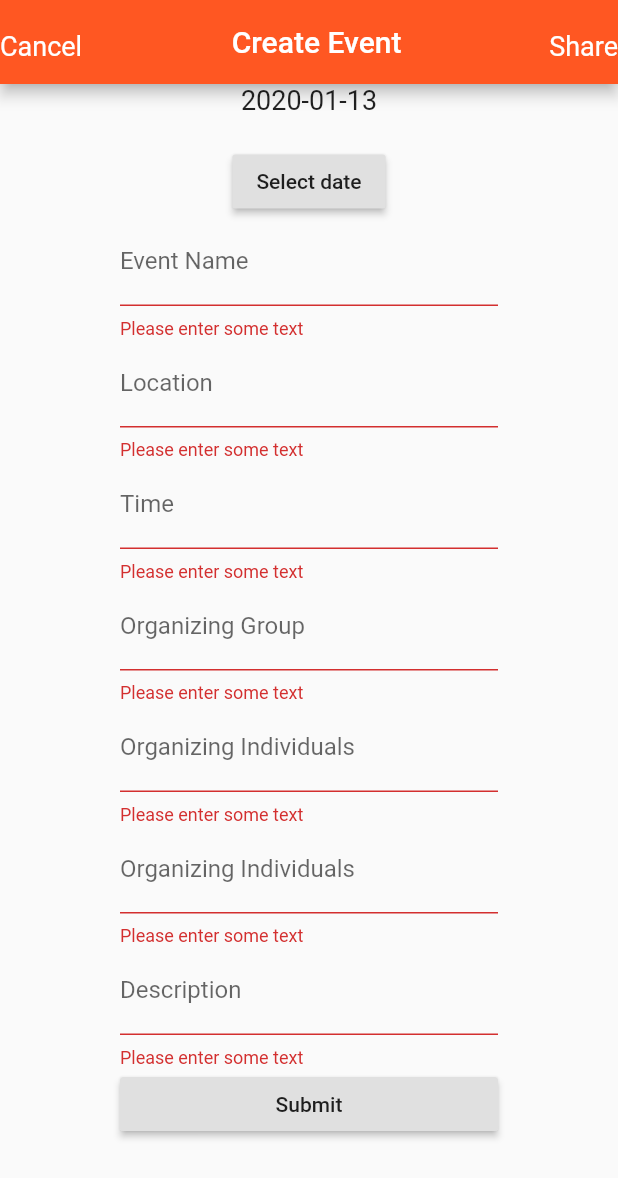
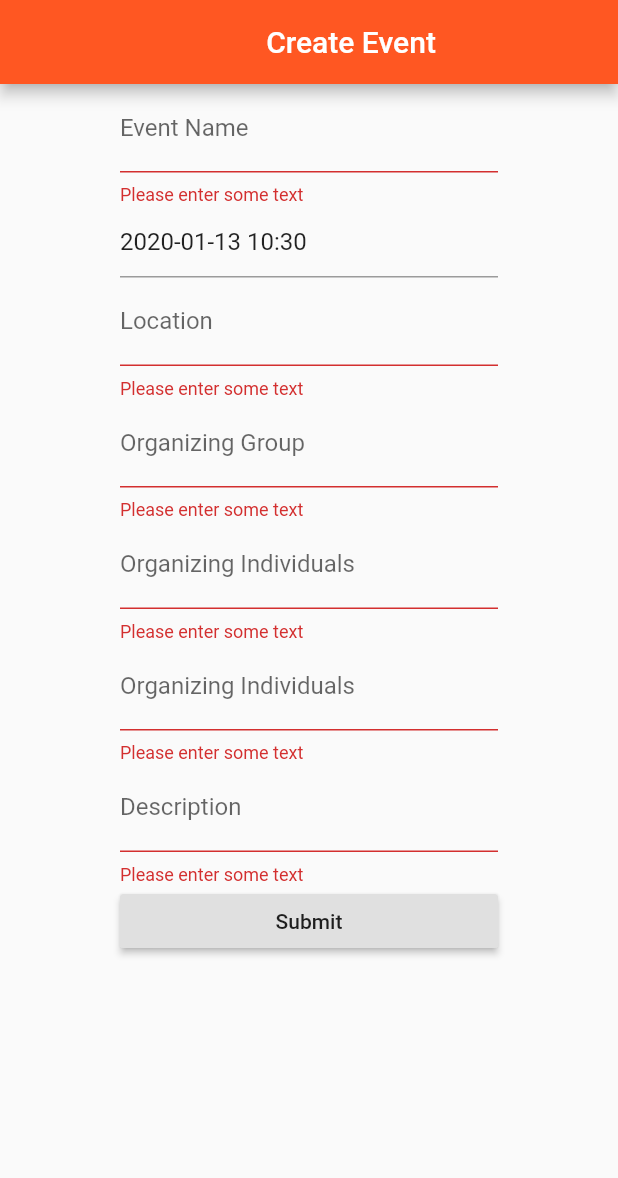
Before and after one commit to allenzhou101/club-app, a Flutter app: the UploadPage screen opened directly, after a tap on "Submit", on a phone screen of 412 x 824 dp. Shown: the top 1178 px of the screen. Run offline on Flutter 3.47's test engine with Material 2 defaults, Android fonts, the phone set to English and light mode, and no system bars; our stand-ins replace cloud_firestore, firebase_auth, google_sign_in; accounts and stored records are empty.

Commit message:
Finished date and time input in upload page

```diff
--- a/lib/main.dart
+++ b/lib/main.dart
@@ -27,7 +27,7 @@ class MyApp extends StatelessWidget {
         primarySwatch: Colors.deepOrange,
         textTheme: TextTheme(
         headline: TextStyle(fontSize: 28, fontWeight: FontWeight.bold),
-    title: TextStyle(fontSize: 20.0, fontWeight: FontWeight.bold,),
+    title: TextStyle(fontSize: 20.0, fontWeight: FontWeight.bold),
     body1: TextStyle(fontSize: 18)
       )),
       home: LoginPage(),
--- a/lib/upload/upload.dart
+++ b/lib/upload/upload.dart
@@ -5,24 +5,24 @@ import 'package:club_app/login/sign_in.dart';
 import 'package:club_app/main.dart';
 
 class UploadPage extends StatelessWidget {
-
   @override
   Widget build(BuildContext context) {
     // TODO: implement build
     return Scaffold(
         appBar: AppBar(
           title: Center(child: Text('Create Event')),
-              leading: GestureDetector(
-                  child: Padding(
-                      padding: EdgeInsets.only(top: 20), child: Text("Cancel")),
-                  onTap: () {}),
-              actions: <Widget>[
-                GestureDetector(
-                    child: Padding(
-                        padding: EdgeInsets.only(top: 20),
-                        child: Text("Share")),
-                    onTap: () {})
-              ],
+          leading: Text(""),
+//              leading: GestureDetector(
+//                  child: Padding(
+//                      padding: EdgeInsets.only(top: 20), child: Text("Cancel")),
+//                  onTap: () {}),
+//              actions: <Widget>[
+//                GestureDetector(
+//                    child: Padding(
+//                        padding: EdgeInsets.only(top: 20),
+//                        child: Text("Share")),
+//                    onTap: () {})
+//              ],
         ),
         body: UploadEvent());
   }
@@ -42,11 +42,9 @@ class UploadEventState extends State<UploadEvent> {
   DateTime selectedDate = DateTime.now();
   final now = DateTime.now();
 
+  Future<Null> _selectDate(BuildContext context) async {
+    final lastMidnight = new DateTime(now.year, now.month, now.day - 1);
 
-  Future<Null> _selectDate(BuildContext context) async {
-    final lastMidnight = new DateTime(now.year, now.month, now.day-4);
-    print(now);
-    print(lastMidnight);
     final DateTime picked = await showDatePicker(
         context: context,
         initialDate: selectedDate,
@@ -55,12 +53,39 @@ class UploadEventState extends State<UploadEvent> {
     if (picked != null && picked != selectedDate)
       setState(() {
         selectedDate = picked;
-        //print(picked);
       });
   }
+
+  TimeOfDay selectedTime = new TimeOfDay.now();
+
+  Future<Null> _selectTime(BuildContext context) async {
+    final TimeOfDay picked = await showTimePicker(
+      context: context,
+      initialTime: selectedTime,
+    );
+
+    if (picked != null && picked != selectedTime) {
+      //print('Time selected: ${selectedTime.toString()}');
+      setState(() {
+        selectedTime = picked;
+        //print(selectedTime);
+      });
+    }
+  }
+
+  Future<Null> _selectDateAndTime(BuildContext context) async {
+    await _selectDate(context);
+    await _selectTime(context);
+  }
+
   @override
   Widget build(BuildContext context) {
     // TODO: implement build
+    var textController = new TextEditingController();
+    textController.text = "${selectedDate.toLocal()}".split(' ')[0] +
+        " " +
+        selectedTime.toString().substring(10, 15);
+
     return Form(
         key: _formKey,
         child: Padding(
@@ -69,18 +94,48 @@ class UploadEventState extends State<UploadEvent> {
             left: 80,
           ),
           child: ListView(
+            children: <Widget>[
+//
 
-                      children: <Widget>[
-                        Column(
-                          mainAxisSize: MainAxisSize.min,
-                          children: <Widget>[
-                            Text("${selectedDate.toLocal()}".split(' ')[0]),
-                            SizedBox(height: 20.0,),
-                            RaisedButton(
-                              onPressed: () => _selectDate(context),
-                              child: Text('Select date'),
+              TextFormField(
+                validator: (value) {
+                  if (value.isEmpty) {
+                    return 'Please enter some text';
+                  }
+                  return null;
+                },
+                decoration: InputDecoration(labelText: 'Event Name'),
+                onSaved: (value) => eventName = value,
               ),
-                          ],
+              InkWell(
+                onTap: () {
+                  _selectDateAndTime(
+                      context); // Call Function that has showDatePicker()
+                },
+                child: IgnorePointer(
+                  child: new TextFormField(
+                    controller: textController,
+
+                    decoration: new InputDecoration(hintText: 'Date and Time'),
+                    //maxLength: 10,
+                    // validator: validateDob,
+                    onSaved: (String val) {
+                      time = "${selectedDate.toLocal()}".split(' ')[0] +
+                          " " +
+                          selectedTime.toString().substring(10, 15);
+                    },
+                  ),
+                ),
+              ),
+              TextFormField(
+                validator: (value) {
+                  if (value.isEmpty) {
+                    return 'Please enter some text';
+                  }
+                  return null;
+                },
+                decoration: InputDecoration(labelText: 'Location'),
+                onSaved: (value) => location = value,
               ),
 
               TextFormField(
@@ -89,34 +144,8 @@ class UploadEventState extends State<UploadEvent> {
                     return 'Please enter some text';
                   }
                   return null;
-                          }, decoration: InputDecoration(labelText: 'Event Name'),
-                          onSaved: (value) => eventName = value,
-                        ),
-                        TextFormField(
-                          validator: (value) {
-                            if (value.isEmpty) {
-                              return 'Please enter some text';
-                            }
-                            return null;
-                          }, decoration: InputDecoration(labelText: 'Location'),
-                          onSaved: (value) => location = value,
-                        ),
-                        TextFormField(
-                          validator: (value) {
-                            if (value.isEmpty) {
-                              return 'Please enter some text';
-                            }
-                            return null;
-                          }, decoration: InputDecoration(labelText: 'Time'),
-                          onSaved: (value) => time = value,
-                        ),
-                        TextFormField(
-                          validator: (value) {
-                            if (value.isEmpty) {
-                              return 'Please enter some text';
-                            }
-                            return null;
-                          }, decoration: InputDecoration(labelText: 'Organizing Group'),
+                },
+                decoration: InputDecoration(labelText: 'Organizing Group'),
                 onSaved: (value) => organizingGroup = uid,
               ),
               TextFormField(
@@ -125,7 +154,9 @@ class UploadEventState extends State<UploadEvent> {
                     return 'Please enter some text';
                   }
                   return null;
-                          }, decoration: InputDecoration(labelText: 'Organizing Individuals'),
+                },
+                decoration:
+                    InputDecoration(labelText: 'Organizing Individuals'),
                 onSaved: (value) => organizingIndividuals = [uid],
               ),
               TextFormField(
@@ -134,13 +165,13 @@ class UploadEventState extends State<UploadEvent> {
                     return 'Please enter some text';
                   }
                   return null;
-                          }, decoration: InputDecoration(labelText: 'Organizing Individuals'),
+                },
+                decoration:
+                    InputDecoration(labelText: 'Organizing Individuals'),
                 onSaved: (value) => category = value,
               ),
               TextFormField(
-                            style: new TextStyle(
-                                color: Colors.black
-                            ),
+                style: new TextStyle(color: Colors.black),
                 keyboardType: TextInputType.multiline,
                 maxLines: null,
                 validator: (value) {
@@ -148,7 +179,8 @@ class UploadEventState extends State<UploadEvent> {
                     return 'Please enter some text';
                   }
                   return null;
-                          }, decoration: InputDecoration(labelText: 'Description'),
+                },
+                decoration: InputDecoration(labelText: 'Description'),
                 onSaved: (value) => description = value,
               ),
               RaisedButton(
@@ -162,7 +194,8 @@ class UploadEventState extends State<UploadEvent> {
 
                       final db = Firestore.instance;
                       var docID;
-                                final myEventDoc = Firestore.instance.collection("events").add({
+                      final myEventDoc =
+                          Firestore.instance.collection("events").add({
                         'eventName': eventName,
                         'organizingGroup': organizingGroup,
                         'organizingIndividuals': organizingIndividuals,
@@ -182,10 +215,10 @@ class UploadEventState extends State<UploadEvent> {
 //                        });
 //
 
-                            }})
+                    }
+                  })
             ],
           ),
-                    )
-                );
+        ));
   }
 }
```
Lines whose indentation alone changed are shown as unchanged.
